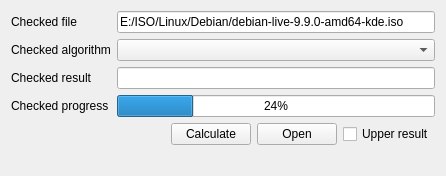
The window that Source/Assistants/FileCheck/Source/xToolsFileCheckAssistant.ui (x-tools-author/x-tools) describes before a commit, drawn with Qt 5.
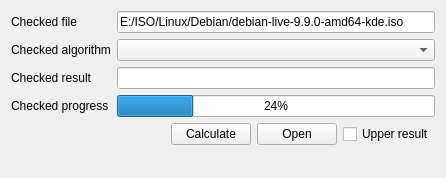
The same window after the commit.

Patch:
```diff
--- a/Source/Assistants/FileCheck/Source/xToolsFileCheckAssistant.ui
+++ b/Source/Assistants/FileCheck/Source/xToolsFileCheckAssistant.ui
@@ -7,7 +7,7 @@
     <x>0</x>
     <y>0</y>
     <width>446</width>
-    <height>172</height>
+    <height>178</height>
    </rect>
   </property>
   <property name="windowTitle">
```
Left out of the diff: 4 changed lines with no effect on the pictures.
